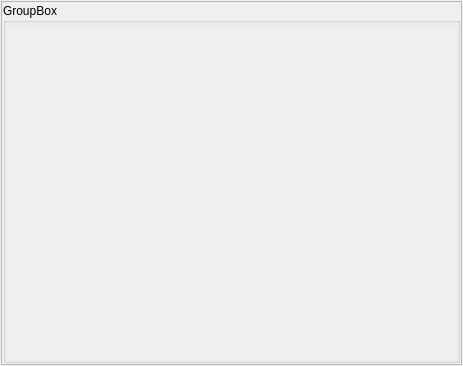
Before: the Qt Designer form widgets/Forms/sectionform.ui in mimirobo/AtisLauncher, drawn with Qt 5.
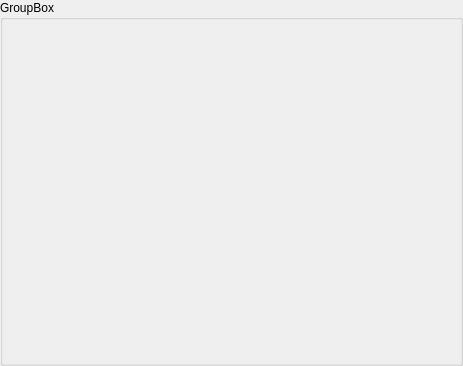
After: the same form once the commit is applied.

Commit message: Fixed some of the UI Layout margins

```diff
--- a/widgets/Forms/sectionform.ui
+++ b/widgets/Forms/sectionform.ui
@@ -15,55 +15,34 @@
   </property>
   <layout class="QVBoxLayout" name="verticalLayout_3">
    <property name="spacing">
-    <number>1</number>
+    <number>0</number>
    </property>
    <property name="leftMargin">
-    <number>1</number>
+    <number>0</number>
    </property>
    <property name="topMargin">
-    <number>1</number>
+    <number>0</number>
    </property>
    <property name="rightMargin">
-    <number>1</number>
+    <number>0</number>
    </property>
    <property name="bottomMargin">
-    <number>1</number>
-   </property>
-   <item>
-    <widget class="QFrame" name="frame">
-     <property name="frameShape">
-      <enum>QFrame::StyledPanel</enum>
-     </property>
-     <property name="frameShadow">
-      <enum>QFrame::Raised</enum>
-     </property>
-     <layout class="QVBoxLayout" name="verticalLayout_2">
-      <property name="spacing">
-       <number>1</number>
-      </property>
-      <property name="leftMargin">
-       <number>1</number>
-      </property>
-      <property name="topMargin">
-       <number>1</number>
-      </property>
-      <property name="rightMargin">
-       <number>1</number>
-      </property>
-      <property name="bottomMargin">
-       <number>1</number>
+    <number>0</number>
       </property>
       <item>
        <widget class="QGroupBox" name="groupBox">
         <property name="title">
          <string>GroupBox</string>
         </property>
-        <layout class="QVBoxLayout" name="verticalLayout">
+     <layout class="QVBoxLayout" name="verticalLayout_2">
+      <property name="spacing">
+       <number>0</number>
+      </property>
          <property name="leftMargin">
           <number>0</number>
          </property>
          <property name="topMargin">
-          <number>5</number>
+       <number>0</number>
          </property>
          <property name="rightMargin">
           <number>0</number>
@@ -84,22 +63,25 @@
              <rect>
               <x>0</x>
               <y>0</y>
-              <width>451</width>
-              <height>329</height>
+           <width>457</width>
+           <height>340</height>
              </rect>
             </property>
             <layout class="QVBoxLayout" name="layout">
+          <property name="spacing">
+           <number>0</number>
+          </property>
              <property name="leftMargin">
-              <number>2</number>
+           <number>0</number>
              </property>
              <property name="topMargin">
-              <number>2</number>
+           <number>0</number>
              </property>
              <property name="rightMargin">
-              <number>2</number>
+           <number>0</number>
              </property>
              <property name="bottomMargin">
-              <number>2</number>
+           <number>0</number>
              </property>
              <item>
               <spacer name="verticalSpacer">
@@ -116,9 +98,6 @@
              </item>
             </layout>
            </widget>
-          </widget>
-         </item>
-        </layout>
        </widget>
       </item>
      </layout>
```
Lines whose indentation alone changed are shown as unchanged. The commit also changes 3 other files.
